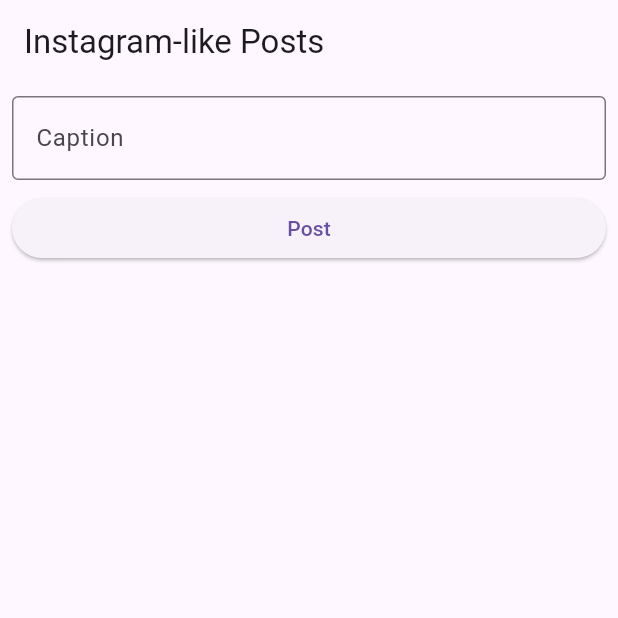
After one commit to SachchitBalamurugan/Carbon_flutter_app, a Flutter app: the PostsScreen screen opened directly, after a tap on "Post", on a phone screen of 412 x 824 dp, the top half of it. The commit adds this screen. Run offline on Flutter 3.47's test engine with Material 3 defaults, Android fonts, the phone set to English and light mode, and no system bars; our stand-ins replace cloud_firestore, firebase_auth, firebase_core, firebase_storage, fl_chart, flutter_markdown and 2 more; accounts and stored records are empty; network calls fail.

Commit message:
community screen

```diff
--- /dev/null
+++ b/lib/screens/community.dart
@@ -0,0 +1,229 @@
+import 'dart:typed_data';
+import 'package:flutter/material.dart';
+import 'package:image_picker/image_picker.dart';
+import 'package:cloud_firestore/cloud_firestore.dart';
+import 'package:firebase_auth/firebase_auth.dart';
+import 'package:firebase_core/firebase_core.dart';
+import 'package:firebase_storage/firebase_storage.dart';
+
+void main() async {
+  WidgetsFlutterBinding.ensureInitialized();
+  await Firebase.initializeApp(); // Initialize Firebase
+  runApp(MyApp());
+}
+
+class MyApp extends StatelessWidget {
+  @override
+  Widget build(BuildContext context) {
+    return MaterialApp(
+      title: 'Flutter Instagram-like App',
+      theme: ThemeData(
+        primarySwatch: Colors.blue,
+        visualDensity: VisualDensity.adaptivePlatformDensity,
+      ),
+      home: PostsScreen(),
+    );
+  }
+}
+
+class PostsScreen extends StatefulWidget {
+  @override
+  _PostsScreenState createState() => _PostsScreenState();
+}
+
+class _PostsScreenState extends State<PostsScreen> {
+  final TextEditingController _captionController = TextEditingController();
+  Uint8List? _selectedImageBytes;
+  List<Map<String, dynamic>> posts = [];
+
+  @override
+  void initState() {
+    super.initState();
+    _loadPosts();
+  }
+
+  Future<void> _loadPosts() async {
+    final user = FirebaseAuth.instance.currentUser;
+    if (user != null) {
+      final querySnapshot = await FirebaseFirestore.instance
+          .collection('users')
+          .doc(user.uid)
+          .collection('posts')
+          .orderBy('timestamp', descending: true)
+          .get();
+
+      final postList = querySnapshot.docs.map((doc) {
+        final data = doc.data();
+        return {
+          'username': data['username'] ?? 'Unknown User',
+          'caption': data['caption'] ?? '',
+          'imageUrl': data['imageUrl'],  // Retrieve image URL
+          'timestamp': data['timestamp'],
+        };
+      }).toList();
+
+      setState(() {
+        posts = postList;
+      });
+    }
+  }
+
+
+  Future<void> pickImage() async {
+    final picker = ImagePicker();
+    final pickedFile = await picker.pickImage(source: ImageSource.gallery);
+
+    if (pickedFile != null) {
+      final bytes = await pickedFile.readAsBytes();
+      setState(() {
+        _selectedImageBytes = bytes;
+      });
+    }
+  }
+
+  Future<void> addPost() async {
+    if (_captionController.text.isNotEmpty) {
+      final user = FirebaseAuth.instance.currentUser;
+      if (user != null) {
+        // Fetch the user's name from Firestore
+        final userDoc = await FirebaseFirestore.instance.collection('users').doc(user.uid).get();
+        final userName = userDoc.data()?['name'] ?? 'Unknown User';
+
+        // Create a post object
+        final post = {
+          'username': userName,
+          'caption': _captionController.text,
+          'timestamp': Timestamp.now(),
+        };
+
+        // If an image is selected, upload it to Firebase Storage
+        if (_selectedImageBytes != null) {
+          // Generate a unique file name for the image
+          final storageRef = FirebaseStorage.instance.ref().child('posts/${DateTime.now().millisecondsSinceEpoch}.jpg');
+          await storageRef.putData(_selectedImageBytes!);
+
+          // Get the image URL after upload
+          final imageUrl = await storageRef.getDownloadURL();
+
+          // Add the image URL to the post object
+          post['imageUrl'] = imageUrl;
+        }
+
+        // Save the post in Firestore under the user's `userId`
+        await FirebaseFirestore.instance.collection('users').doc(user.uid).collection('posts').add(post);
+
+        setState(() {
+          posts.insert(0, post);
+          _captionController.clear();
+          _selectedImageBytes = null; // Clear after saving
+        });
+      } else {
+        ScaffoldMessenger.of(context).showSnackBar(SnackBar(content: Text('No user logged in')));
+      }
+    }
+  }
+
+  @override
+  Widget build(BuildContext context) {
+    return Scaffold(
+      appBar: AppBar(
+        title: Text('Instagram-like Posts'),
+      ),
+      body: Column(
+        children: [
+          Padding(
+            padding: const EdgeInsets.all(8.0),
+            child: Column(
+              crossAxisAlignment: CrossAxisAlignment.stretch,
+              children: [
+                // ElevatedButton.icon(
+                //   onPressed: pickImage,
+                //   icon: Icon(Icons.image),
+                //   label: Text('Pick an Image'),
+                // ),
+                if (_selectedImageBytes != null)
+                  Padding(
+                    padding: const EdgeInsets.symmetric(vertical: 8.0),
+                    child: Image.memory(_selectedImageBytes!, height: 100, fit: BoxFit.cover),
+                  ),
+                TextField(
+                  controller: _captionController,
+                  decoration: InputDecoration(
+                    labelText: 'Caption',
+                    border: OutlineInputBorder(),
+                  ),
+                ),
+                SizedBox(height: 8),
+                ElevatedButton(
+                  onPressed: addPost,
+                  child: Text('Post'),
+                ),
+              ],
+            ),
+          ),
+          Expanded(
+            child: ListView.builder(
+              itemCount: posts.length,
+              itemBuilder: (context, index) {
+                final post = posts[index];
+                return PostCard(
+                  username: post['username'],
+                  imageUrl: post['imageUrl'],
+                  caption: post['caption'],
+                );
+              },
+            ),
+          ),
+        ],
+      ),
+    );
+  }
+}
+
+
+class PostCard extends StatelessWidget {
+  final String username;
+  final String? imageUrl;
+  final String caption;
+
+  const PostCard({
+    required this.username,
+    this.imageUrl,
+    required this.caption,
+  });
+
+  @override
+  Widget build(BuildContext context) {
+    return Card(
+      margin: EdgeInsets.symmetric(vertical: 8, horizontal: 16),
+      child: Column(
+        crossAxisAlignment: CrossAxisAlignment.start,
+        children: [
+          Padding(
+            padding: const EdgeInsets.all(8.0),
+            child: Row(
+              children: [
+                CircleAvatar(
+                  child: Text(username[0].toUpperCase()),
+                ),
+                SizedBox(width: 8),
+                Text(
+                  username,
+                  style: TextStyle(
+                    fontWeight: FontWeight.bold,
+                  ),
+                ),
+              ],
+            ),
+          ),
+          if (imageUrl != null)
+            Image.network(imageUrl!, fit: BoxFit.cover),  // Use Image.network to display image from URL
+          Padding(
+            padding: const EdgeInsets.all(8.0),
+            child: Text(caption),
+          ),
+        ],
+      ),
+    );
+  }
+}
--- a/pubspec.yaml
+++ b/pubspec.yaml
@@ -34,7 +34,7 @@ dependencies:
   fl_chart: ^0.69.2
   firebase_core: ^3.9.0
   firebase_auth: ^5.3.4
-  cloud_firestore: ^5.5.1
+  cloud_firestore: ^5.6.0
 
   # The following adds the Cupertino Icons font to your application.
   # Use with the CupertinoIcons class for iOS style icons.
@@ -43,6 +43,8 @@ dependencies:
   http: ^1.2.2
   google_generative_ai: ^0.4.6
   flutter_markdown: ^0.7.4+3
+  image_picker: ^1.1.2
+  firebase_storage: ^12.3.7
 
 dev_dependencies:
   flutter_test:
```
Also changed, not shown: lib/screens/home.dart (+7 -1 lines), pubspec.lock, 5 other files.
